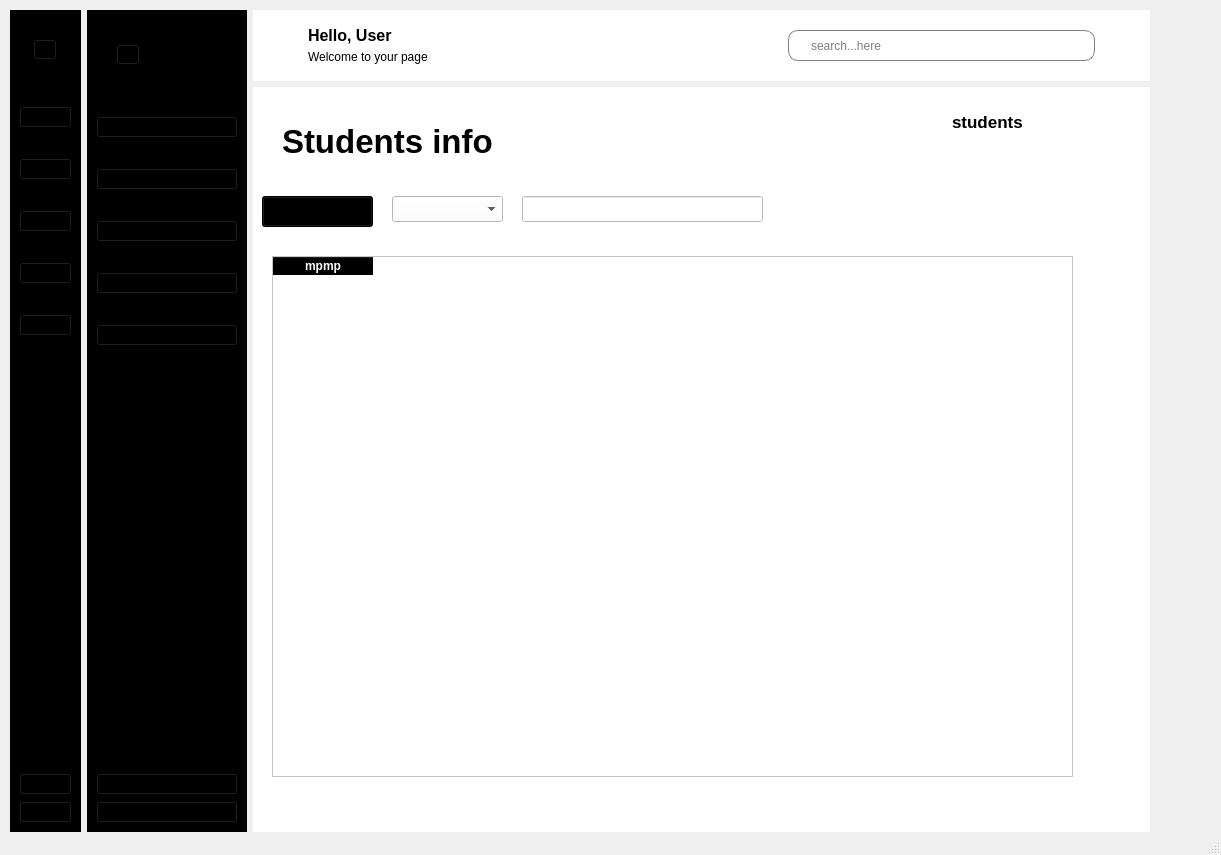
This is School_System/ui/indexSU.ui in KasperJack/School-Management-System as Qt 5 draws it before an edit. The edited form follows.
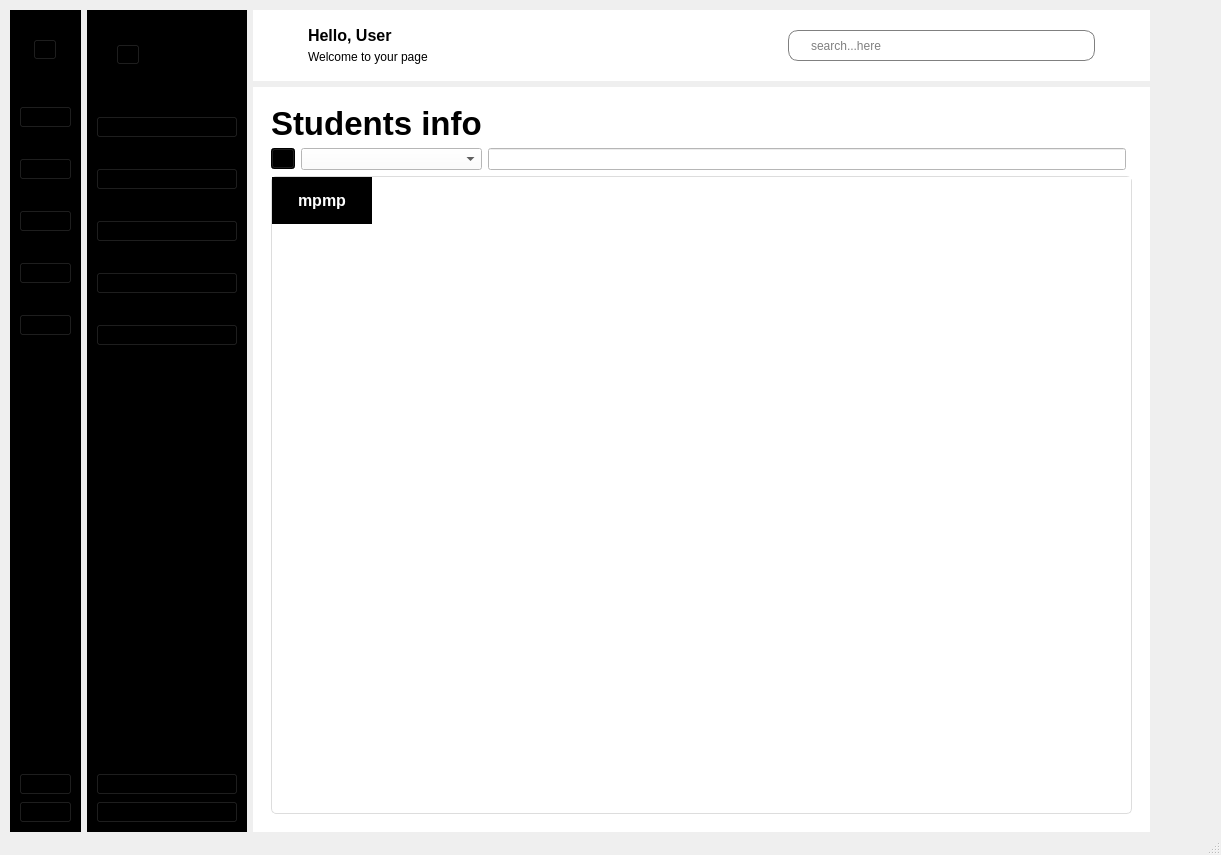
This is the edited form. The open tabs and pages were chosen to show the change. Icons and pictures are not drawn.

```diff
--- a/School_System/ui/indexSU.ui
+++ b/School_System/ui/indexSU.ui
@@ -732,15 +732,9 @@
          <property name="styleSheet">
           <string notr="true">background-color: rgb(255, 255, 255);</string>
          </property>
+         <layout class="QGridLayout" name="gridLayout_4">
+          <item row="0" column="0">
          <widget class="QStackedWidget" name="stackedWidget">
-          <property name="geometry">
-           <rect>
-            <x>9</x>
-            <y>9</y>
-            <width>821</width>
-            <height>721</height>
-           </rect>
-          </property>
           <property name="styleSheet">
            <string notr="true">color: rgb(0, 0, 0);</string>
           </property>
@@ -1154,113 +1148,9 @@
            </widget>
           </widget>
           <widget class="QWidget" name="students">
-           <widget class="QLabel" name="label_7">
-            <property name="geometry">
-             <rect>
-              <x>690</x>
-              <y>0</y>
-              <width>81</width>
-              <height>51</height>
-             </rect>
-            </property>
-            <property name="font">
-             <font>
-              <pointsize>13</pointsize>
-              <bold>true</bold>
-             </font>
-            </property>
-            <property name="text">
-             <string>students</string>
-            </property>
-           </widget>
-           <widget class="QToolButton" name="add_student_button">
-            <property name="geometry">
-             <rect>
-              <x>0</x>
-              <y>100</y>
-              <width>111</width>
-              <height>31</height>
-             </rect>
-            </property>
-            <property name="styleSheet">
-             <string notr="true">background-color: rgb(0, 0, 0);</string>
-            </property>
-            <property name="text">
-             <string>...</string>
-            </property>
-            <property name="icon">
-             <iconset resource="../resources/rec.qrc">
-              <normaloff>:/icons/icons/add student.png</normaloff>:/icons/icons/add student.png</iconset>
-            </property>
-            <property name="iconSize">
-             <size>
-              <width>50</width>
-              <height>30</height>
-             </size>
-            </property>
-           </widget>
-           <widget class="QTableWidget" name="students_table">
-            <property name="geometry">
-             <rect>
-              <x>10</x>
-              <y>160</y>
-              <width>801</width>
-              <height>521</height>
-             </rect>
-            </property>
-            <property name="styleSheet">
-             <string notr="true">QHeaderView::section{
-font-weight: bold;
-background-color: black;
-color: white;
-
-}
-
-QTableWidget{
-alternate-background-color: #B0EDFB;
-#background-color: #FBFB9A;
-
-
-}</string>
-            </property>
-            <property name="alternatingRowColors">
-             <bool>false</bool>
-            </property>
-            <column>
-             <property name="text">
-              <string>mpmp</string>
-             </property>
-            </column>
-           </widget>
-           <widget class="QLineEdit" name="search_bar">
-            <property name="geometry">
-             <rect>
-              <x>260</x>
-              <y>100</y>
-              <width>241</width>
-              <height>26</height>
-             </rect>
-            </property>
-           </widget>
-           <widget class="QComboBox" name="class_combo_box">
-            <property name="geometry">
-             <rect>
-              <x>130</x>
-              <y>100</y>
-              <width>111</width>
-              <height>26</height>
-             </rect>
-            </property>
-           </widget>
+             <layout class="QGridLayout" name="gridLayout_6">
+              <item row="0" column="0" colspan="2">
            <widget class="QLabel" name="label">
-            <property name="geometry">
-             <rect>
-              <x>20</x>
-              <y>20</y>
-              <width>221</width>
-              <height>51</height>
-             </rect>
-            </property>
             <property name="font">
              <font>
               <pointsize>25</pointsize>
@@ -1271,6 +1161,97 @@
              <string>Students info</string>
             </property>
            </widget>
+              </item>
+              <item row="1" column="2">
+               <widget class="QLineEdit" name="search_bar"/>
+              </item>
+              <item row="1" column="0">
+               <widget class="QToolButton" name="add_student_button">
+                <property name="styleSheet">
+                 <string notr="true">background-color: rgb(0, 0, 0);</string>
+                </property>
+                <property name="text">
+                 <string>...</string>
+                </property>
+                <property name="icon">
+                 <iconset resource="../resources/rec.qrc">
+                  <normaloff>:/icons/icons/add student.png</normaloff>:/icons/icons/add student.png</iconset>
+                </property>
+                <property name="iconSize">
+                 <size>
+                  <width>50</width>
+                  <height>30</height>
+                 </size>
+                </property>
+               </widget>
+              </item>
+              <item row="1" column="1">
+               <widget class="QComboBox" name="class_combo_box"/>
+              </item>
+              <item row="2" column="0" colspan="4">
+               <widget class="QTableWidget" name="students_table">
+                <property name="styleSheet">
+                 <string notr="true">    QTableWidget {
+        border: 1px solid #ddd;
+        border-radius: 5px;
+        background-color: #fff;
+        gridline-color: #ddd;
+        selection-background-color: #4CAF50;
+		 alternate-background-color: #B0EDFB;
+    }
+    QTableWidget::item {
+        padding: 10px;
+        font-size: 14px;
+    }
+
+
+	QTableWidget::item:selected {
+		  background-color: green;
+        color: black;
+    }
+    
+    QHeaderView::section {
+        background-color: black;
+        color: white;
+        padding: 12px;
+        font-size: 16px;
+        border: none;
+        text-align: left;
+		font-weight: bold;
+    }
+    QTableWidget QTableCornerButton::section {
+        background-color: #4CAF50;
+    }
+    QTableWidget::horizontalHeader {
+        background-color: #4CAF50;
+        font-size: 16px;
+        color: white;
+        padding: 10px;
+    }
+    QTableWidget::verticalHeader {
+        background-color: #4CAF50;
+        font-size: 16px;
+        color: white;
+        padding: 10px;
+    }
+    
+
+		QTableWidget::item:hover {
+        background-color: #f2f2f2;
+    }
+</string>
+                </property>
+                <property name="alternatingRowColors">
+                 <bool>true</bool>
+                </property>
+                <column>
+                 <property name="text">
+                  <string>mpmp</string>
+                 </property>
+                </column>
+               </widget>
+              </item>
+             </layout>
           </widget>
           <widget class="QWidget" name="teachers">
            <widget class="QLabel" name="label_9">
@@ -2178,6 +2159,8 @@
            </widget>
           </widget>
          </widget>
+          </item>
+         </layout>
         </widget>
        </item>
       </layout>
```
Left out of the diff: 41 changed lines with no effect on the pictures. Lines whose indentation alone changed are shown as unchanged.
